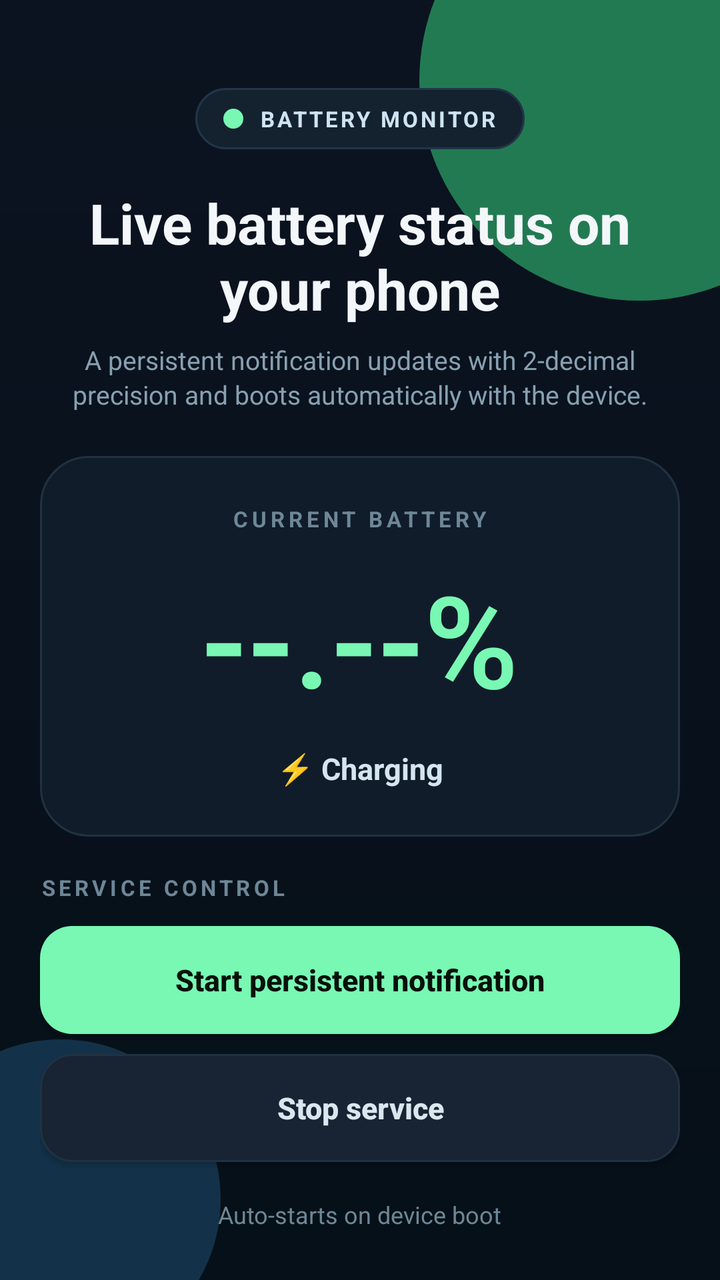
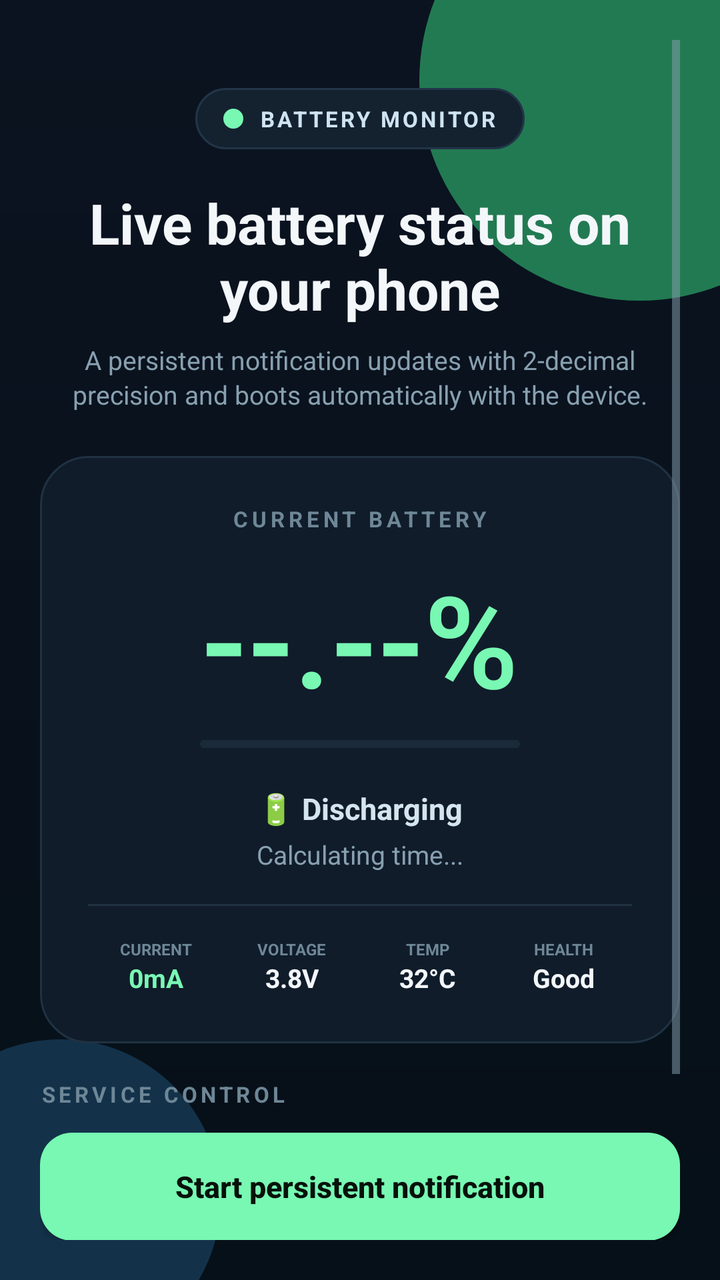

Before-and-after screenshots of an Android layout around one commit, followed by the original layout XML and the change that was made.
<!-- AndroidManifest.xml: application theme AppTheme -->
<!-- res/layout/activity_main.xml -->
<?xml version="1.0" encoding="utf-8"?>
<FrameLayout xmlns:android="http://schemas.android.com/apk/res/android"
    android:layout_width="match_parent"
    android:layout_height="match_parent"
    android:background="@drawable/bg_screen">

    <View
        android:layout_width="220dp"
        android:layout_height="220dp"
        android:layout_gravity="top|end"
        android:layout_marginTop="-70dp"
        android:layout_marginEnd="-70dp"
        android:background="@drawable/bg_glow" />

    <View
        android:layout_width="160dp"
        android:layout_height="160dp"
        android:layout_gravity="bottom|start"
        android:layout_marginStart="-50dp"
        android:layout_marginBottom="-40dp"
        android:background="@drawable/bg_glow_soft" />

    <ScrollView
        android:layout_width="match_parent"
        android:layout_height="match_parent"
        android:fillViewport="true"
        android:padding="20dp">

        <LinearLayout
            android:layout_width="match_parent"
            android:layout_height="wrap_content"
            android:gravity="center"
            android:orientation="vertical"
            android:paddingTop="24dp"
            android:paddingBottom="24dp">

            <LinearLayout
                android:layout_width="wrap_content"
                android:layout_height="wrap_content"
                android:layout_marginBottom="18dp"
                android:background="@drawable/bg_chip"
                android:gravity="center_vertical"
                android:orientation="horizontal"
                android:paddingHorizontal="14dp"
                android:paddingVertical="8dp">

                <View
                    android:layout_width="10dp"
                    android:layout_height="10dp"
                    android:layout_marginEnd="8dp"
                    android:background="@drawable/bg_chip_dot" />

                <TextView
                    android:layout_width="wrap_content"
                    android:layout_height="wrap_content"
                    android:text="BATTERY MONITOR"
                    android:textColor="#CFE3F0"
                    android:textSize="11sp"
                    android:textStyle="bold"
                    android:letterSpacing="0.12" />
            </LinearLayout>

            <TextView
                android:layout_width="wrap_content"
                android:layout_height="wrap_content"
                android:text="Live battery status on your phone"
                android:textColor="#F3F7FA"
                android:textSize="28sp"
                android:textStyle="bold"
                android:gravity="center"
                android:layout_marginBottom="8dp" />

            <TextView
                android:layout_width="wrap_content"
                android:layout_height="wrap_content"
                android:layout_marginBottom="22dp"
                android:gravity="center"
                android:text="A persistent notification updates with 2-decimal precision and boots automatically with the device."
                android:textColor="#88A0B0"
                android:textSize="13sp"
                android:lineSpacingExtra="2dp" />

            <LinearLayout
                android:layout_width="match_parent"
                android:layout_height="wrap_content"
                android:background="@drawable/bg_card"
                android:gravity="center"
                android:orientation="vertical"
                android:padding="24dp"
                android:layout_marginBottom="18dp">

                <TextView
                    android:layout_width="wrap_content"
                    android:layout_height="wrap_content"
                    android:layout_marginBottom="10dp"
                    android:text="CURRENT BATTERY"
                    android:textColor="#6E8797"
                    android:textSize="11sp"
                    android:textStyle="bold"
                    android:letterSpacing="0.18" />

                <TextView
                    android:id="@+id/tvBattery"
                    android:layout_width="wrap_content"
                    android:layout_height="wrap_content"
                    android:text="--.--%"
                    android:textColor="#78F8B3"
                    android:textSize="64sp"
                    android:textStyle="bold"
                    android:fontFamily="sans-serif-light"
                    android:gravity="center"
                    android:layout_marginBottom="12dp" />

                <TextView
                    android:layout_width="wrap_content"
                    android:layout_height="wrap_content"
                    android:text="⚡ Charging"
                    android:textColor="#D4E5EF"
                    android:textSize="15sp"
                    android:textStyle="bold" />
            </LinearLayout>

            <TextView
                android:layout_width="match_parent"
                android:layout_height="wrap_content"
                android:layout_marginBottom="12dp"
                android:text="SERVICE CONTROL"
                android:textColor="#6E8797"
                android:textSize="11sp"
                android:textStyle="bold"
                android:letterSpacing="0.16" />

            <Button
                android:id="@+id/btnStart"
                android:layout_width="match_parent"
                android:layout_height="54dp"
                android:layout_marginBottom="10dp"
                android:background="@drawable/bg_button_primary"
                android:text="Start persistent notification"
                android:textAllCaps="false"
                android:textColor="#06110A"
                android:textSize="15sp"
                android:textStyle="bold" />

            <Button
                android:id="@+id/btnStop"
                android:layout_width="match_parent"
                android:layout_height="54dp"
                android:background="@drawable/bg_button_secondary"
                android:text="Stop service"
                android:textAllCaps="false"
                android:textColor="#D9E7EF"
                android:textSize="15sp"
                android:textStyle="bold" />

            <TextView
                android:layout_width="wrap_content"
                android:layout_height="wrap_content"
                android:layout_marginTop="18dp"
                android:text="Auto-starts on device boot"
                android:textColor="#6E8797"
                android:textSize="12sp" />
        </LinearLayout>
    </ScrollView>
</FrameLayout>
<!-- resources referenced by this layout -->
<resources>
  <!-- drawable bg_button_primary (drawable) -->
  <?xml version="1.0" encoding="utf-8"?>
  <shape xmlns:android="http://schemas.android.com/apk/res/android">
      <solid android:color="@color/accent_green" />
      <corners android:radius="16dp" />
  </shape>
  <!-- drawable bg_button_secondary (drawable) -->
  <?xml version="1.0" encoding="utf-8"?>
  <shape xmlns:android="http://schemas.android.com/apk/res/android">
      <solid android:color="@color/button_dark" />
      <corners android:radius="16dp" />
      <stroke
          android:width="1dp"
          android:color="@color/card_border" />
  </shape>
  <!-- drawable bg_card (drawable) -->
  <?xml version="1.0" encoding="utf-8"?>
  <shape xmlns:android="http://schemas.android.com/apk/res/android">
      <solid android:color="@color/card_bg" />
      <corners android:radius="24dp" />
      <stroke
          android:width="1dp"
          android:color="@color/card_border" />
  </shape>
  <!-- drawable bg_chip (drawable) -->
  <?xml version="1.0" encoding="utf-8"?>
  <shape xmlns:android="http://schemas.android.com/apk/res/android">
      <solid android:color="#142230" />
      <corners android:radius="999dp" />
      <stroke
          android:width="1dp"
          android:color="#223549" />
  </shape>
  <!-- drawable bg_chip_dot (drawable) -->
  <?xml version="1.0" encoding="utf-8"?>
  <shape xmlns:android="http://schemas.android.com/apk/res/android"
      android:shape="oval">
      <solid android:color="@color/accent_green" />
  </shape>
  <!-- drawable bg_glow (drawable) -->
  <?xml version="1.0" encoding="utf-8"?>
  <shape xmlns:android="http://schemas.android.com/apk/res/android"
      android:shape="oval">
      <solid android:color="@color/glow_green" />
  </shape>
  <!-- drawable bg_glow_soft (drawable) -->
  <?xml version="1.0" encoding="utf-8"?>
  <shape xmlns:android="http://schemas.android.com/apk/res/android"
      android:shape="oval">
      <solid android:color="@color/glow_soft" />
  </shape>
  <!-- drawable bg_screen (drawable) -->
  <?xml version="1.0" encoding="utf-8"?>
  <shape xmlns:android="http://schemas.android.com/apk/res/android">
      <gradient
          android:angle="90"
          android:startColor="@color/screen_bg_top"
          android:endColor="@color/screen_bg_bottom" />
  </shape>
  <style name="AppTheme" parent="Theme.AppCompat.DayNight.NoActionBar">
          <item name="colorPrimary">#78F8B3</item>
          <item name="colorPrimaryDark">#06110A</item>
          <item name="colorAccent">#78F8B3</item>
          <item name="android:windowBackground">#061018</item>
          <item name="android:textColorPrimary">#F3F7FA</item>
          <item name="android:textColorSecondary">#88A0B0</item>
      </style>
  <color name="accent_green">#78F8B3</color>
  <color name="button_dark">#182433</color>
  <color name="card_border">#203242</color>
  <color name="card_bg">#101C2A</color>
  <color name="glow_green">#227A52</color>
  <color name="glow_soft">#13324A</color>
  <color name="screen_bg_top">#061018</color>
  <color name="screen_bg_bottom">#0B1320</color>
</resources>

<!-- the commit's change to res/layout/activity_main.xml (unified diff, before → after) -->
@@ -109,15 +109,141 @@
                     android:textStyle="bold"
                     android:fontFamily="sans-serif-light"
                     android:gravity="center"
-                    android:layout_marginBottom="12dp" />
-
-                <TextView
-                    android:layout_width="wrap_content"
-                    android:layout_height="wrap_content"
-                    android:text="⚡ Charging"
+                    android:layout_marginBottom="8dp" />
+
+                <ProgressBar
+                    android:id="@+id/pbBattery"
+                    style="?android:attr/progressBarStyleHorizontal"
+                    android:layout_width="160dp"
+                    android:layout_height="4dp"
+                    android:layout_marginBottom="20dp"
+                    android:progressDrawable="@drawable/bg_progress"
+                    android:progress="0"
+                    android:max="10000" />
+
+                <TextView
+                    android:id="@+id/tvStatus"
+                    android:layout_width="wrap_content"
+                    android:layout_height="wrap_content"
+                    android:text="🔋 Discharging"
                     android:textColor="#D4E5EF"
                     android:textSize="15sp"
-                    android:textStyle="bold" />
+                    android:textStyle="bold"
+                    android:layout_marginBottom="4dp" />
+
+                <TextView
+                    android:id="@+id/tvTime"
+                    android:layout_width="wrap_content"
+                    android:layout_height="wrap_content"
+                    android:text="Calculating time..."
+                    android:textColor="#88A0B0"
+                    android:textSize="13sp"
+                    android:layout_marginBottom="16dp" />
+
+                <View
+                    android:layout_width="match_parent"
+                    android:layout_height="1dp"
+                    android:background="#203242"
+                    android:layout_marginBottom="16dp" />
+
+                <LinearLayout
+                    android:layout_width="match_parent"
+                    android:layout_height="wrap_content"
+                    android:orientation="horizontal"
+                    android:weightSum="4">
+
+                    <LinearLayout
+                        android:layout_width="0dp"
+                        android:layout_height="wrap_content"
+                        android:layout_weight="1"
+                        android:gravity="center"
+                        android:orientation="vertical">
+                        <TextView
+                            android:layout_width="wrap_content"
+                            android:layout_height="wrap_content"
+                            android:text="CURRENT"
+                            android:textColor="#6E8797"
+                            android:textSize="8sp"
+                            android:textStyle="bold" />
+                        <TextView
+                            android:id="@+id/tvCurrent"
+                            android:layout_width="wrap_content"
+                            android:layout_height="wrap_content"
+                            android:text="0mA"
+                            android:textColor="#78F8B3"
+                            android:textSize="13sp"
+                            android:textStyle="bold" />
+                    </LinearLayout>
+
+                    <LinearLayout
+                        android:layout_width="0dp"
+                        android:layout_height="wrap_content"
+                        android:layout_weight="1"
+                        android:gravity="center"
+                        android:orientation="vertical">
+                        <TextView
+                            android:layout_width="wrap_content"
+                            android:layout_height="wrap_content"
+                            android:text="VOLTAGE"
+                            android:textColor="#6E8797"
+                            android:textSize="8sp"
+                            android:textStyle="bold" />
+                        <TextView
+                            android:id="@+id/tvVoltage"
+                            android:layout_width="wrap_content"
+                            android:layout_height="wrap_content"
+                            android:text="3.8V"
+                            android:textColor="#F3F7FA"
+                            android:textSize="13sp"
+                            android:textStyle="bold" />
+                    </LinearLayout>
+
+                    <LinearLayout
+                        android:layout_width="0dp"
+                        android:layout_height="wrap_content"
+                        android:layout_weight="1"
+                        android:gravity="center"
+                        android:orientation="vertical">
+                        <TextView
+                            android:layout_width="wrap_content"
+                            android:layout_height="wrap_content"
+                            android:text="TEMP"
+                            android:textColor="#6E8797"
+                            android:textSize="8sp"
+                            android:textStyle="bold" />
+                        <TextView
+                            android:id="@+id/tvTemp"
+                            android:layout_width="wrap_content"
+                            android:layout_height="wrap_content"
+                            android:text="32°C"
+                            android:textColor="#F3F7FA"
+                            android:textSize="13sp"
+                            android:textStyle="bold" />
+                    </LinearLayout>
+
+                    <LinearLayout
+                        android:layout_width="0dp"
+                        android:layout_height="wrap_content"
+                        android:layout_weight="1"
+                        android:gravity="center"
+                        android:orientation="vertical">
+                        <TextView
+                            android:layout_width="wrap_content"
+                            android:layout_height="wrap_content"
+                            android:text="HEALTH"
+                            android:textColor="#6E8797"
+                            android:textSize="8sp"
+                            android:textStyle="bold" />
+                        <TextView
+                            android:id="@+id/tvHealth"
+                            android:layout_width="wrap_content"
+                            android:layout_height="wrap_content"
+                            android:text="Good"
+                            android:textColor="#F3F7FA"
+                            android:textSize="13sp"
+                            android:textStyle="bold" />
+                    </LinearLayout>
+                </LinearLayout>
             </LinearLayout>
 
             <TextView
<!-- resource entries referenced after the edit -->
@@ -51,6 +51,24 @@
       android:shape="oval">
       <solid android:color="@color/glow_soft" />
   </shape>
+  <!-- drawable bg_progress (drawable) -->
+  <?xml version="1.0" encoding="utf-8"?>
+  <layer-list xmlns:android="http://schemas.android.com/apk/res/android">
+      <item android:id="@android:id/background">
+          <shape>
+              <corners android:radius="10dp" />
+              <solid android:color="#1A2A38" />
+          </shape>
+      </item>
+      <item android:id="@android:id/progress">
+          <clip>
+              <shape>
+                  <corners android:radius="10dp" />
+                  <solid android:color="#78F8B3" />
+              </shape>
+          </clip>
+      </item>
+  </layer-list>
   <!-- drawable bg_screen (drawable) -->
   <?xml version="1.0" encoding="utf-8"?>
   <shape xmlns:android="http://schemas.android.com/apk/res/android">
